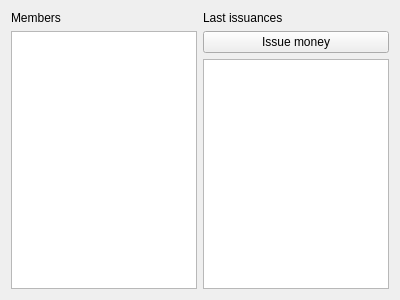
This is res/ui/communityTabWidget.ui in duniter/sakia as Qt 5 draws it before an edit. The edited form follows.
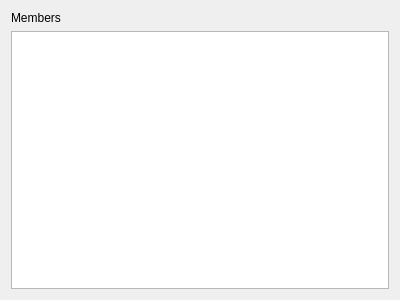
This is the edited form.

```diff
--- a/res/ui/communityTabWidget.ui
+++ b/res/ui/communityTabWidget.ui
@@ -29,25 +29,7 @@
     </layout>
    </item>
    <item>
-    <layout class="QVBoxLayout" name="verticalLayout">
-     <item>
-      <widget class="QLabel" name="label_2">
-       <property name="text">
-        <string>Last issuances</string>
-       </property>
-      </widget>
-     </item>
-     <item>
-      <widget class="QPushButton" name="button_issuance">
-       <property name="text">
-        <string>Issue money</string>
-       </property>
-      </widget>
-     </item>
-     <item>
-      <widget class="QListView" name="list_issuances"/>
-     </item>
-    </layout>
+    <layout class="QVBoxLayout" name="verticalLayout"/>
    </item>
   </layout>
  </widget>
```
Left out of the diff: 19 changed lines with no effect on the pictures.
